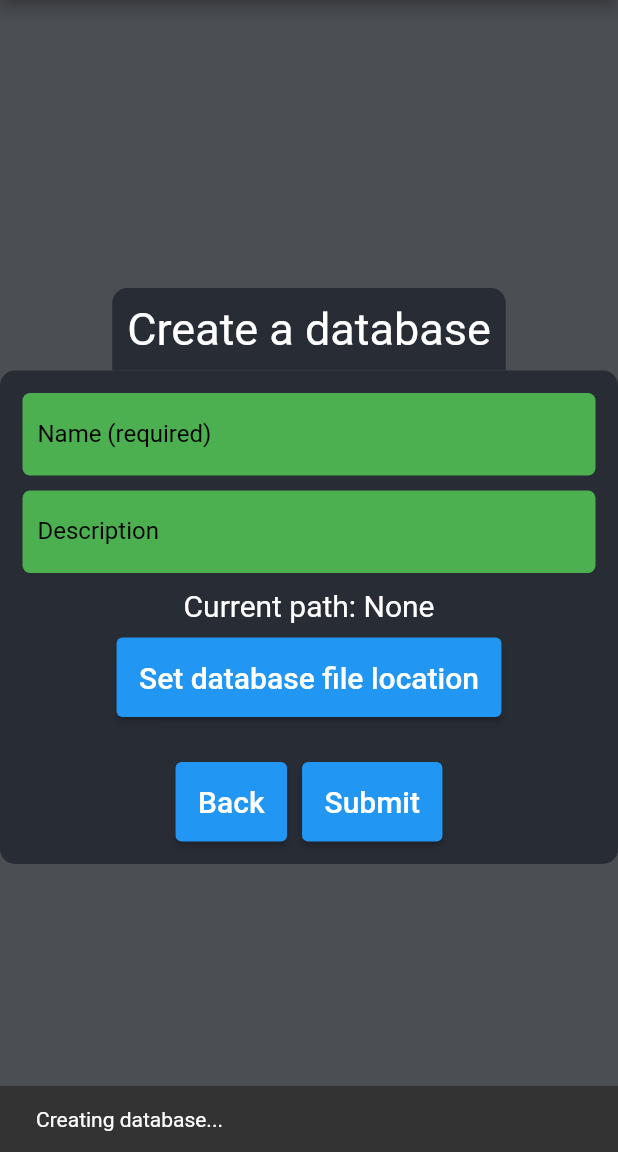
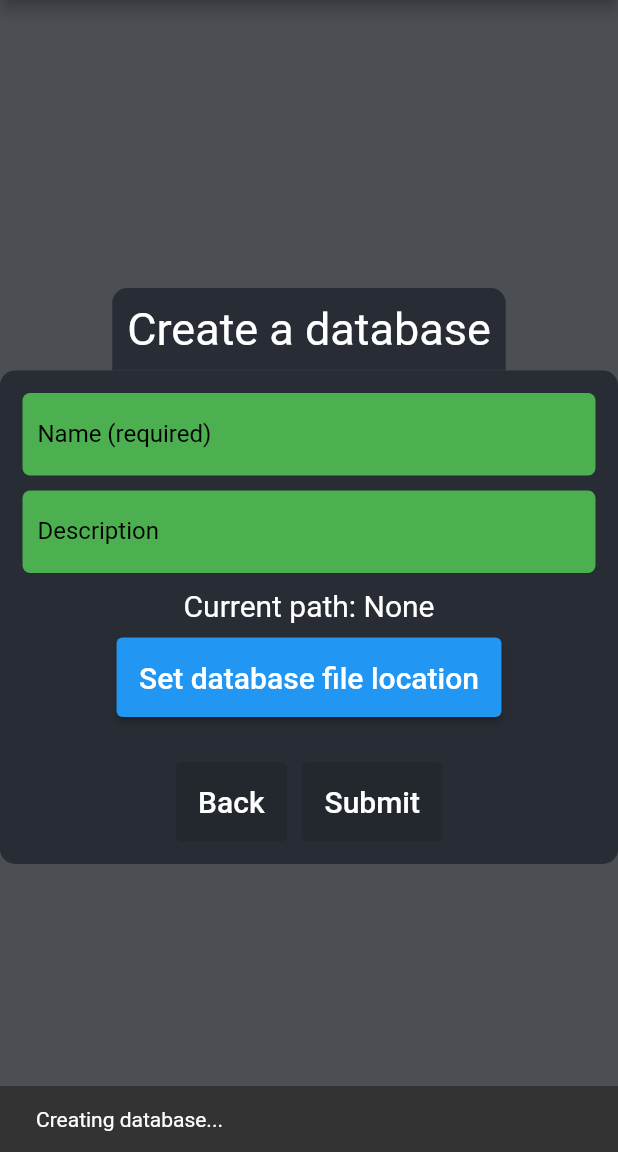
Before and after one commit to polypixeldev/polypass, a Flutter app: the screen it shows after launch, after a tap on "Create a database", after a tap on "Submit", on a phone screen of 412 x 824 dp, the part 84-1236 px from its top. Run offline on Flutter 3.47's test engine with Material 2 defaults, Android fonts, the light colour scheme and no system bars; our stand-ins replace bloc, equatable, file_picker, flutter_bloc, go_router.

Commit message:
Disable buttons while action takes place

```diff
--- a/lib/appbar.dart
+++ b/lib/appbar.dart
@@ -8,6 +8,7 @@ AppBar createAppBar(BuildContext context, DatabaseStatus status, bool actions, b
   final List<IconButton> appBarActions;
 
   switch (status) {
+    case DatabaseStatus.opening:
     case DatabaseStatus.none:
       appBarIcon = IconButton(
         icon: const Icon(Icons.question_mark),
--- a/lib/blocs/db_bloc.dart
+++ b/lib/blocs/db_bloc.dart
@@ -1,7 +1,7 @@
 import 'package:bloc/bloc.dart';
 import 'package:equatable/equatable.dart';
 
-enum DatabaseStatus { none, locked, unlocked}
+enum DatabaseStatus { none, locked, unlocked, opening}
 
 enum DatabaseComponent {
   category(List<DatabaseComponent>),
@@ -28,6 +28,22 @@ class DatabaseBlocState extends Equatable {
   final String description;
   final String path;
   final DatabaseStatus status;
+
+  DatabaseBlocState copyWith({
+    List<DatabaseComponent>? tree,
+    String? name,
+    String? description,
+    String? path,
+    DatabaseStatus? status
+  }) {
+    return DatabaseBlocState(
+      tree: tree ?? this.tree,
+      name: name ?? this.name,
+      description: description ?? this.description,
+      path: path ?? this.path,
+      status: status ?? this.status
+    );
+  }
 
   @override
   List<dynamic> get props => [tree, name, description, path, status];
@@ -69,6 +85,9 @@ class DatabaseBloc extends Bloc<DatabaseBlocEvent, DatabaseBlocState> {
   }
 
   void _onDatabaseOpened(event, emit) {
+    emit(state.copyWith(
+      status: DatabaseStatus.opening
+    ));
     // TODO: Call repository function to fetch db data using event.path and emit new state
   }
 }
--- a/lib/pages/create.dart
+++ b/lib/pages/create.dart
@@ -128,6 +128,8 @@ class SubmitButton extends StatelessWidget {
 
   @override
   Widget build(BuildContext context) {
+    return BlocBuilder<CreateFormBloc, CreateFormState>(
+      builder: (context, state) {
         return ElevatedButton(
           child: const Text(
             'Submit',
@@ -139,9 +141,11 @@ class SubmitButton extends StatelessWidget {
           style: ButtonStyle(
             padding: MaterialStateProperty.all(const EdgeInsets.all(15))
           ),
-      onPressed: () {
+          onPressed: state.submitted ? null : () {
             context.read<CreateFormBloc>().add(const FormSubmitted());
           },
+        );
+      }
     );
   }
 }
@@ -156,6 +160,8 @@ class BackButton extends StatelessWidget {
 
   @override
   Widget build(BuildContext context) {
+    return BlocBuilder<CreateFormBloc, CreateFormState>(
+      builder: (context, state) {
         return ElevatedButton(
           child: const Text(
             'Back',
@@ -167,7 +173,7 @@ class BackButton extends StatelessWidget {
           style: ButtonStyle(
             padding: MaterialStateProperty.all(const EdgeInsets.all(15))
           ),
-      onPressed: () {
+          onPressed: state.submitted ? null : () {
             try {
               router.pop();
             } catch (_e) {
@@ -176,8 +182,9 @@ class BackButton extends StatelessWidget {
           }
         );
       }
+    );
   }
-
+}
 class PathInput extends StatelessWidget {
   const PathInput({
     Key? key,
--- a/lib/pages/home.dart
+++ b/lib/pages/home.dart
@@ -39,7 +39,9 @@ class Home extends StatelessWidget {
                   color: Color(0xFF282c34),
                   borderRadius: BorderRadius.all(Radius.circular(10))
                 ),
-                child: Column(
+                child: BlocBuilder<DatabaseBloc, DatabaseBlocState>(
+                  builder: ((context, state) {
+                    return Column(
                       children: [
                         const Text(
                           'Welcome to PolyPass',
@@ -53,7 +55,7 @@ class Home extends StatelessWidget {
                             child: Text('Create a database', style: TextStyle( fontSize: 25 )),
                             padding: EdgeInsets.all(5)
                           ),
-                      onPressed: () {
+                          onPressed: state.status == DatabaseStatus.opening ? null : () {
                             GoRouter.of(context).go('/create');
                           },
                         ),
@@ -65,7 +67,7 @@ class Home extends StatelessWidget {
                             child: Text('Open a database', style: TextStyle( fontSize: 25 )),
                             padding: EdgeInsets.all(5)
                           ),
-                      onPressed: () async {
+                          onPressed: state.status == DatabaseStatus.opening ? null : () async {
                             final result = await FilePicker.platform.pickFiles(
                               dialogTitle: 'Open database',
                               type: FileType.custom,
@@ -87,6 +89,8 @@ class Home extends StatelessWidget {
                       ],
                       mainAxisAlignment: MainAxisAlignment.center,
                       mainAxisSize: MainAxisSize.min,
+                    );
+                  })
                 ),
               )
             ],
```
Lines whose indentation alone changed are shown as unchanged.
